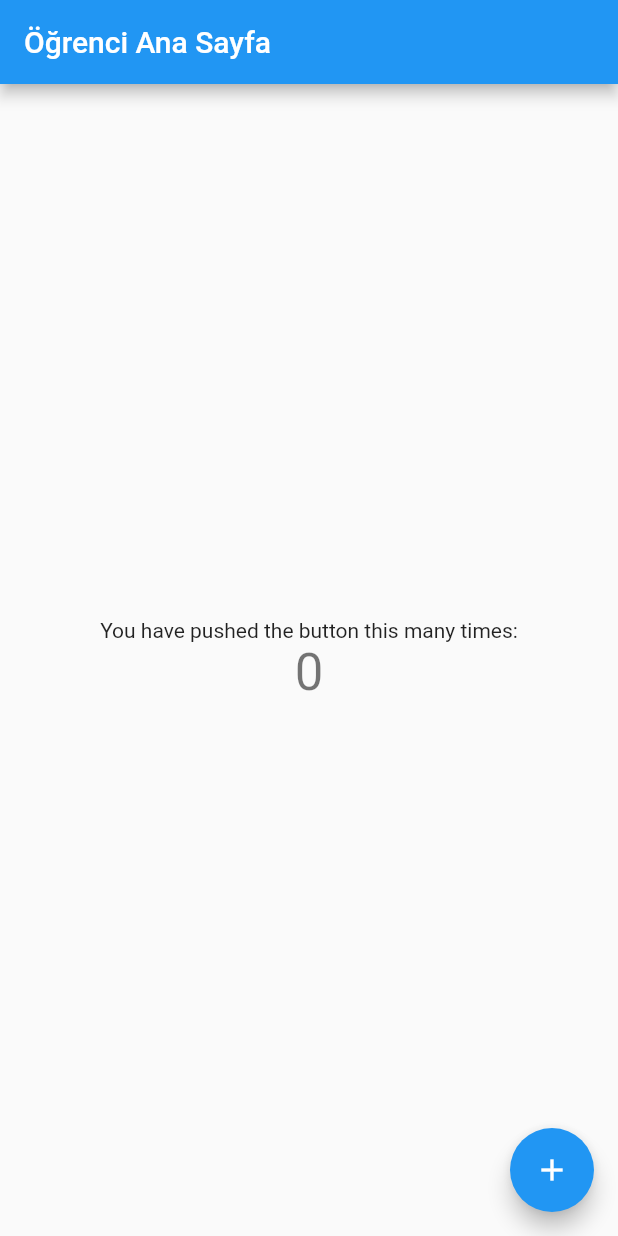
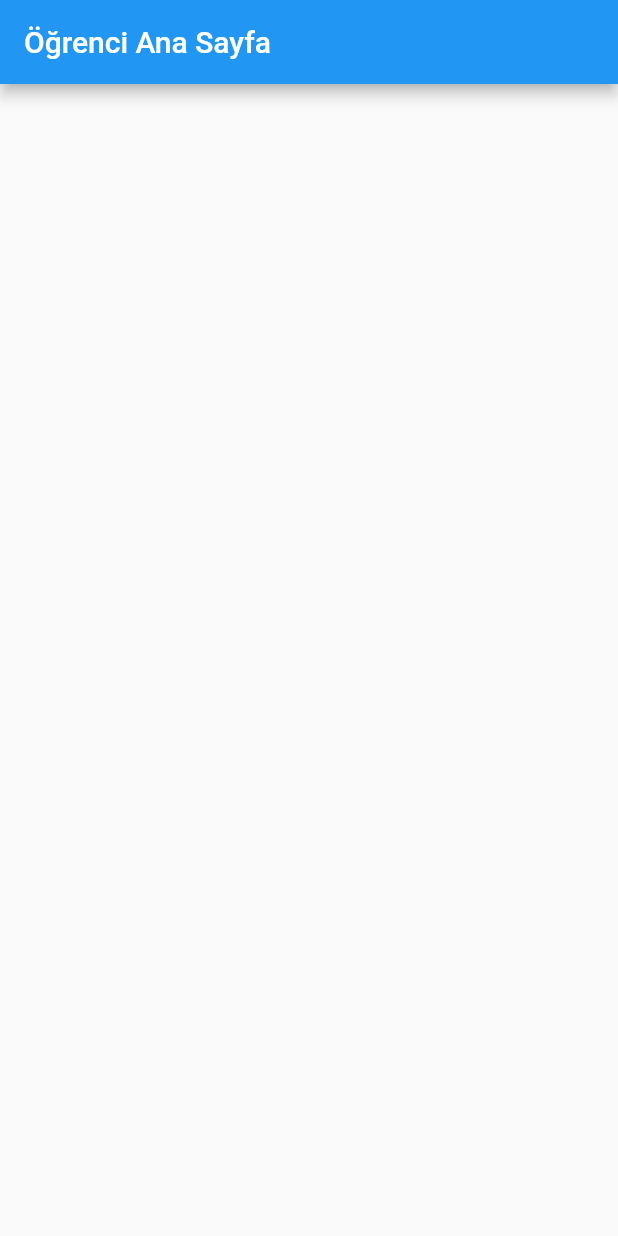
Before and after one commit to dilberates/Student_Communication_App, a Flutter app: the screen it shows after launch, on a phone screen of 412 x 824 dp. Run offline on Flutter 3.47's test engine with Material 2 defaults, Android fonts, the phone set to English and light mode, and no system bars.

Commit message:
Update main.dart

```diff
--- a/lib/main.dart
+++ b/lib/main.dart
@@ -6,8 +6,6 @@ void main() {
 
 class StudentApp extends StatelessWidget {
   const StudentApp({Key? key}) : super(key: key);
-
-
   @override
   Widget build(BuildContext context) {
     return MaterialApp(
@@ -20,48 +18,23 @@ class StudentApp extends StatelessWidget {
   }
 }
 
-class MyHomePage extends StatefulWidget {
+class MyHomePage extends StatelessWidget {
   const MyHomePage({Key? key, required this.title}) : super(key: key);
   final String title;
-
-  @override
-  State<MyHomePage> createState() => _MyHomePageState();
-}
-
-class _MyHomePageState extends State<MyHomePage> {
-  int _counter = 0;
-
-  void _incrementCounter() {
-    setState(() {
-      _counter++;
-    });
-  }
 
   @override
   Widget build(BuildContext context) {
 
     return Scaffold(
       appBar: AppBar(
-        title: Text(widget.title),
+        title: Text(title),
       ),
       body: Center(
         child: Column(
           mainAxisAlignment: MainAxisAlignment.center,
           children: <Widget>[
-            const Text(
-              'You have pushed the button this many times:',
-            ),
-            Text(
-              '$_counter',
-              style: Theme.of(context).textTheme.headline4,
-            ),
           ],
         ),
-      ),
-      floatingActionButton: FloatingActionButton(
-        onPressed: _incrementCounter,
-        tooltip: 'Increment',
-        child: const Icon(Icons.add),
       ),
     );
   }
```
